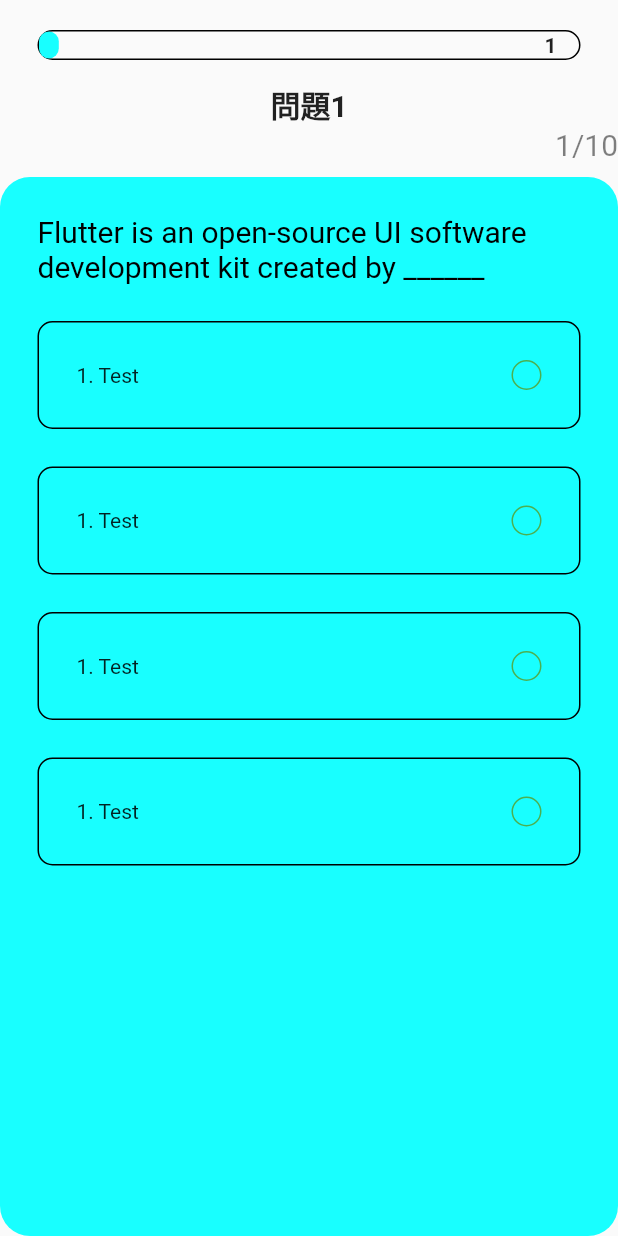
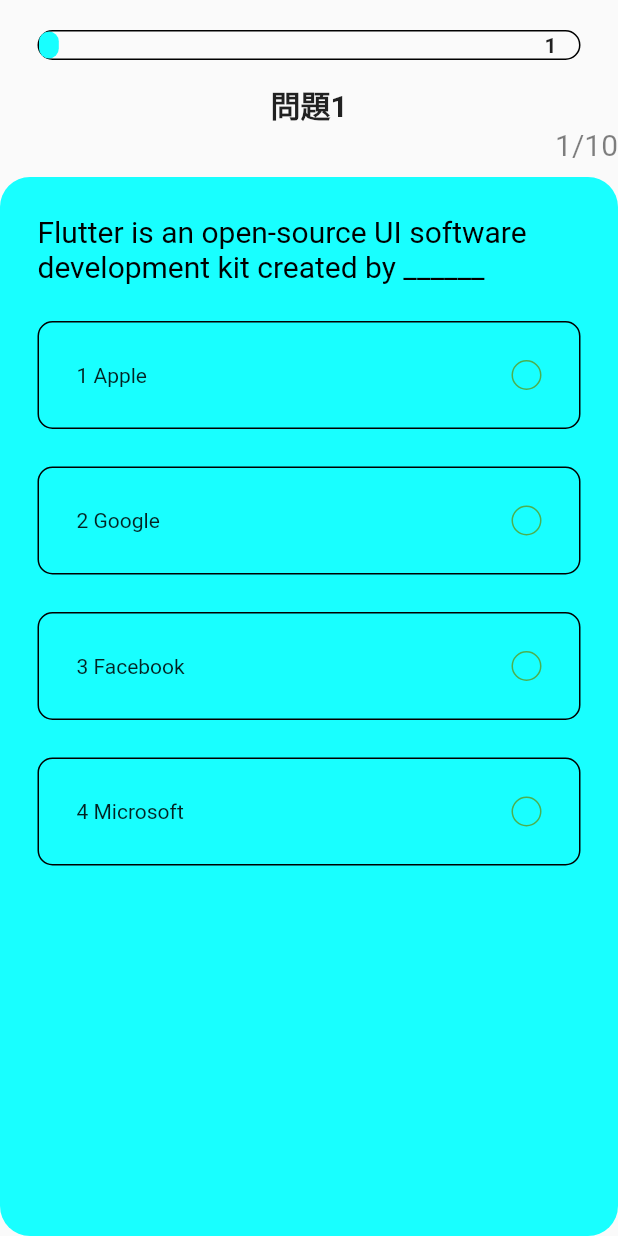
Before and after one commit to tomohiro1024/flutter_football, a Flutter app: the screen it shows after launch, after a tap on "Quiz Start!", on a phone screen of 412 x 824 dp. Run offline on Flutter 3.47's test engine with Material 2 defaults, Android fonts, the phone set to English and light mode, and no system bars; our stand-ins replace get.

Commit message:
add option

```diff
--- a/lib/controllers/question_controller.dart
+++ b/lib/controllers/question_controller.dart
@@ -13,7 +13,7 @@ class QuestionController extends GetxController
   final List<Question> _questions = sample_data.map((question) => Question(
     id: question["id"],
     question: question["question"],
-    options: question["option"],
+    options: question["options"],
     answer: question["answer_index"],
   )).toList();
 
--- a/lib/screens/quiz/components/option.dart
+++ b/lib/screens/quiz/components/option.dart
@@ -3,11 +3,19 @@ import 'package:flutter/material.dart';
 class Option extends StatelessWidget {
   const Option({
     super.key,
+    required this.text,
+    required this.index,
+    required this.press,
   });
+  final String text;
+  final int index;
+  final VoidCallback press;
 
   @override
   Widget build(BuildContext context) {
-    return Container(
+    return InkWell(
+      onTap: press,
+      child: Container(
         margin: const EdgeInsets.only(top: 25),
         padding: const EdgeInsets.all(25),
         decoration: BoxDecoration(
@@ -17,7 +25,7 @@ class Option extends StatelessWidget {
         child: Row(
           mainAxisAlignment: MainAxisAlignment.spaceBetween,
           children: [
-          Text("1. Test"),
+            Text("${index + 1} $text"),
             Container(
               height: 20,
               width: 20,
@@ -28,6 +36,7 @@ class Option extends StatelessWidget {
             )
           ],
         ),
+      ),
     );
   }
 }
--- a/lib/screens/quiz/components/question_card.dart
+++ b/lib/screens/quiz/components/question_card.dart
@@ -29,10 +29,11 @@ class QuestionCard extends StatelessWidget {
               color: Colors.black,
             ),
           ),
-          Option(),
-          Option(),
-          Option(),
-          Option(),
+          ...List.generate(
+            question.options!.length,
+            (index) => Option(
+                text: question.options![index], index: index, press: () {}),
+          ),
         ],
       ),
     );
```
Lines whose indentation alone changed are shown as unchanged.
